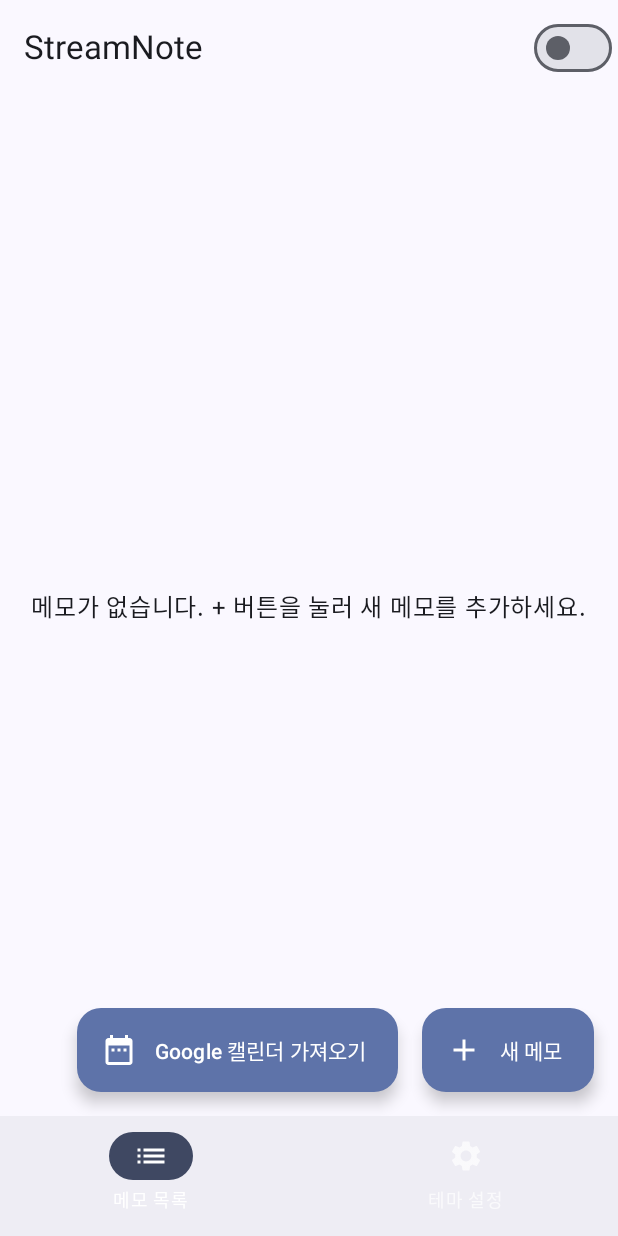
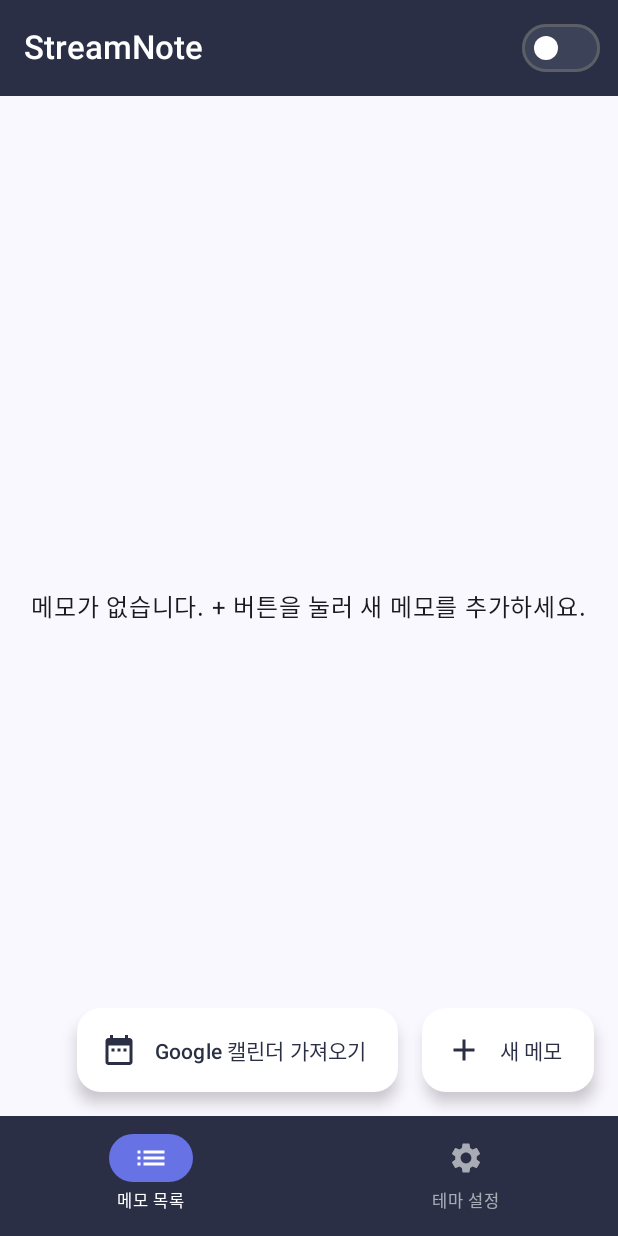
Before and after one commit to SonSungMin/SkynetProject, an Android app built with Jetpack Compose: the screen it shows after launch (MainActivity), on a phone screen of 412 x 824 dp. Run offline under Robolectric (Android 15) with nearby library versions, the phone set to English and light mode, and no system bars; our stand-ins replace AdMob, Room's generated code; 1 statement that could not run was skipped.

```diff
--- a/streamnote/src/main/java/com/skynet/streamnote/ui/screens/MemoListScreen.kt
+++ b/streamnote/src/main/java/com/skynet/streamnote/ui/screens/MemoListScreen.kt
@@ -33,6 +33,8 @@ import androidx.compose.ui.res.stringResource
 import androidx.compose.ui.unit.dp
 import androidx.core.content.ContextCompat
 import android.content.pm.PackageManager
+import androidx.compose.foundation.layout.PaddingValues
+import androidx.compose.ui.graphics.Color
 import com.skynet.streamnote.R
 import com.skynet.streamnote.data.entity.Memo
 import com.skynet.streamnote.ui.components.ImportCalendarDialog
@@ -72,7 +74,10 @@ fun MemoListScreen(viewModel: StreamNoteViewModel, modifier: Modifier = Modifier
                 modifier = Modifier.align(Alignment.Center)
             )
         } else {
-            LazyColumn {
+
+            LazyColumn(
+                contentPadding = PaddingValues(bottom = 100.dp)
+            ) {
                 items(memos) { memo ->
                     MemoItem(
                         memo = memo,
@@ -112,20 +117,46 @@ fun MemoListScreen(viewModel: StreamNoteViewModel, modifier: Modifier = Modifier
                         calendarPermissionLauncher.launch(Manifest.permission.READ_CALENDAR)
                     }
                 },
-                icon = { Icon(Icons.Default.DateRange, contentDescription = null) },
-                text = { Text(stringResource(R.string.import_calendar)) }
+                icon = {
+                    Icon(
+                        Icons.Default.DateRange,
+                        contentDescription = null,
+                        tint = colorResource(id = R.color.primary)
+                    )
+                },
+                text = {
+                    Text(
+                        stringResource(R.string.import_calendar),
+                        color = colorResource(id = R.color.primary)
+                    )
+                },
+                containerColor = Color.White,
+                contentColor = colorResource(id = R.color.primary)
             )
 
             Spacer(modifier = Modifier.width(16.dp))
 
-            // 메모 추가 FAB - FloatingActionButton에서 ExtendedFloatingActionButton으로 변경
+            // 메모 추가 FAB - 흰색 배경으로 변경
             ExtendedFloatingActionButton(
                 onClick = {
                     selectedMemo = null
                     showAddDialog = true
                 },
-                icon = { Icon(Icons.Default.Add, contentDescription = null) },
-                text = { Text(stringResource(R.string.new_memo)) }
+                icon = {
+                    Icon(
+                        Icons.Default.Add,
+                        contentDescription = null,
+                        tint = colorResource(id = R.color.primary)
+                    )
+                },
+                text = {
+                    Text(
+                        stringResource(R.string.new_memo),
+                        color = colorResource(id = R.color.primary)
+                    )
+                },
+                containerColor = Color.White,
+                contentColor = colorResource(id = R.color.primary)
             )
         }
     }
--- a/streamnote/src/main/java/com/skynet/streamnote/ui/screens/StreamNoteApp.kt
+++ b/streamnote/src/main/java/com/skynet/streamnote/ui/screens/StreamNoteApp.kt
@@ -27,6 +27,26 @@ import androidx.compose.ui.unit.dp
 import com.skynet.streamnote.R
 import com.skynet.streamnote.ui.components.BannerAdView
 import com.skynet.streamnote.ui.viewmodel.StreamNoteViewModel
+import androidx.compose.material3.Icon
+import androidx.compose.material3.NavigationBar
+import androidx.compose.material3.NavigationBarItem
+import androidx.compose.material3.Scaffold
+import androidx.compose.material3.Switch
+import androidx.compose.material3.Text
+import androidx.compose.material3.TopAppBar
+import androidx.compose.ui.res.colorResource
+import androidx.compose.material3.Icon
+import androidx.compose.material3.MaterialTheme
+import androidx.compose.material3.NavigationBar
+import androidx.compose.material3.NavigationBarItem
+import androidx.compose.material3.Scaffold
+import androidx.compose.material3.Switch
+import androidx.compose.material3.SwitchDefaults
+import androidx.compose.material3.Text
+import androidx.compose.material3.TopAppBar
+import androidx.compose.material3.TopAppBarDefaults
+import androidx.compose.ui.res.colorResource
+import androidx.compose.ui.text.font.FontWeight
 
 @OptIn(ExperimentalMaterial3Api::class)
 @Composable
@@ -38,21 +58,28 @@ fun StreamNoteApp(viewModel: StreamNoteViewModel) {
     )
     val serviceRunning = remember { mutableStateOf(false) }
 
-    // 색상 정의
-    val selectedContainerColor = Color(0xFF3F4862)
-    val selectedIconColor = Color.White
-    val unselectedIconColor = Color.White.copy(alpha = 0.7f)
+    // 색상 정의 - 모던한 스타일로 변경
+    val selectedContainerColor = colorResource(id = R.color.primary)
+    val selectedIconColor = colorResource(id = R.color.on_primary)
+    val unselectedIconColor = colorResource(id = R.color.on_primary).copy(alpha = 0.7f)
 
     Scaffold(
         topBar = {
-            // 높이가 줄어든 TopAppBar
+            // 세련된 스타일의 TopAppBar
             TopAppBar(
                 title = {
                     Text(
                         text = stringResource(R.string.app_name),
-                        modifier = Modifier.padding(vertical = 4.dp)
+                        modifier = Modifier.padding(vertical = 4.dp),
+                        color = colorResource(id = R.color.on_primary),
+                        style = MaterialTheme.typography.titleLarge.copy(
+                            fontWeight = FontWeight.Medium
+                        )
                     )
                 },
+                colors = TopAppBarDefaults.topAppBarColors(
+                    containerColor = colorResource(id = R.color.primary)
+                ),
                 actions = {
                     Switch(
                         checked = serviceRunning.value,
@@ -64,7 +91,13 @@ fun StreamNoteApp(viewModel: StreamNoteViewModel) {
                                 viewModel.stopOverlayService()
                             }
                         },
-                        modifier = Modifier.padding(vertical = 4.dp)
+                        modifier = Modifier.padding(vertical = 4.dp, horizontal = 8.dp),
+                        colors = SwitchDefaults.colors(
+                            checkedThumbColor = colorResource(id = R.color.on_primary),
+                            checkedTrackColor = colorResource(id = R.color.accent),
+                            uncheckedThumbColor = colorResource(id = R.color.on_primary),
+                            uncheckedTrackColor = colorResource(id = R.color.secondary).copy(alpha = 0.5f)
+                        )
                     )
                 }
             )
@@ -74,8 +107,12 @@ fun StreamNoteApp(viewModel: StreamNoteViewModel) {
                 // 배너 광고 추가
                 BannerAdView()
 
-                // 기존 탭바
-                NavigationBar {
+                // 세련된 네비게이션 바 - 높이 줄이고 색상 대비 개선
+                NavigationBar(
+                    containerColor = colorResource(id = R.color.primary),
+                    tonalElevation = 0.dp,
+                    modifier = Modifier.height(80.dp) // 높이 줄임
+                ) {
                     tabs.forEachIndexed { index, title ->
                         NavigationBarItem(
                             icon = {
@@ -84,15 +121,21 @@ fun StreamNoteApp(viewModel: StreamNoteViewModel) {
                                     contentDescription = title
                                 )
                             },
-                            label = { Text(title) },
+                            label = {
+                                Text(
+                                    text = title,
+                                    style = MaterialTheme.typography.labelSmall, // 더 작은 폰트
+                                    fontWeight = if(selectedTab == index) FontWeight.Medium else FontWeight.Normal
+                                )
+                            },
                             selected = selectedTab == index,
                             onClick = { selectedTab = index },
                             colors = NavigationBarItemDefaults.colors(
-                                selectedIconColor = selectedIconColor,
-                                unselectedIconColor = unselectedIconColor,
-                                selectedTextColor = selectedIconColor,
-                                unselectedTextColor = unselectedIconColor,
-                                indicatorColor = selectedContainerColor
+                                selectedIconColor = Color.White, // 흰색으로 변경하여 대비 향상
+                                unselectedIconColor = Color.White.copy(alpha = 0.6f),
+                                selectedTextColor = Color.White, // 흰색으로 변경하여 대비 향상
+                                unselectedTextColor = Color.White.copy(alpha = 0.6f),
+                                indicatorColor = colorResource(id = R.color.accent) // 지시자 색상 변경
                             )
                         )
                     }
--- a/streamnote/src/main/res/values/colors.xml
+++ b/streamnote/src/main/res/values/colors.xml
@@ -11,20 +11,22 @@
     <color name="purple_100">#E1BEE7</color>
     <color name="purple_900">#4A148C</color>
 
-    <color name="memo_list_background">#3F4862</color>
-    <color name="theme_settings_background">#E3F2FD</color>
+    <!-- 더 세련된 색상으로 변경 -->
+    <color name="memo_list_background">#1A1F36</color>
+    <color name="theme_settings_background">#F8FAFC</color>
 
-    <!-- 기능별 의미 있는 이름으로 변경된 색상 -->
-    <color name="primary">#3F4862</color>              <!-- 진한 회색 - 주요 색상 -->
-    <color name="secondary">#9CCDFF</color>            <!-- 연한 파란색 - 보조 색상 -->
-    <color name="background">#FFFFFF</color>           <!-- 연한 파란색 - 배경 색상 -->
-    <color name="surface">#FFFFFF</color>              <!-- 흰색 - 표면 색상 -->
-    <color name="surface_variant">#FFFFFF</color>      <!-- 연한 회색 - 대체 표면 색상 -->
-    <color name="on_primary">#FFFFFF</color>           <!-- 흰색 - 주요 색상 위 텍스트 -->
-    <color name="on_secondary">#333333</color>         <!-- 진한 텍스트 - 보조 색상 위 텍스트 -->
-    <color name="on_background">#333333</color>        <!-- 진한 텍스트 - 배경 위 텍스트 -->
-    <color name="on_surface">#333333</color>           <!-- 진한 텍스트 - 표면 위 텍스트 -->
-    <color name="on_surface_variant">#666666</color>   <!-- 중간 텍스트 - 대체 표면 위 텍스트 -->
-    <color name="outline">#CCCCCC</color>              <!-- 중간 회색 - 테두리 색상 -->
-    <color name="disabled">#AAAAAA</color>             <!-- 회색 - 비활성화 색상 -->
+    <!-- 기능별 의미 있는 이름으로 변경된 색상 (더 현대적인 색상) -->
+    <color name="primary">#2A2F45</color>             <!-- 네이비/차콜 - 주요 색상 -->
+    <color name="secondary">#4F566B</color>           <!-- 미드-다크 그레이 - 보조 색상 -->
+    <color name="background">#F7FAFC</color>          <!-- 연한 그레이 - 배경 색상 -->
+    <color name="surface">#FFFFFF</color>             <!-- 흰색 - 표면 색상 -->
+    <color name="surface_variant">#F1F5F9</color>     <!-- 연한 회색 - 대체 표면 색상 -->
+    <color name="on_primary">#FFFFFF</color>          <!-- 흰색 - 주요 색상 위 텍스트 -->
+    <color name="on_secondary">#FFFFFF</color>        <!-- 흰색 - 보조 색상 위 텍스트 -->
+    <color name="on_background">#1A1F36</color>       <!-- 진한 그레이/네이비 - 배경 위 텍스트 -->
+    <color name="on_surface">#1A1F36</color>          <!-- 진한 그레이/네이비 - 표면 위 텍스트 -->
+    <color name="on_surface_variant">#4F566B</color>  <!-- 중간 그레이 - 대체 표면 위 텍스트 -->
+    <color name="outline">#CBD5E0</color>             <!-- 중간 그레이 - 테두리 색상 -->
+    <color name="disabled">#A0AEC0</color>            <!-- 회색 - 비활성화 색상 -->
+    <color name="accent">#6772E5</color>              <!-- 밝은 퍼플-블루 - 강조 색상 -->
 </resources>
```
Also changed, not shown: streamnote/src/main/java/com/skynet/streamnote/service/MemoOverlayService .kt (+179 -105 lines), streamnote/src/main/java/com/skynet/streamnote/ui/components/MemoItem.kt (+8 -3 lines), streamnote/src/main/res/layout/memo_overlay.xml (+6 -2 lines).
